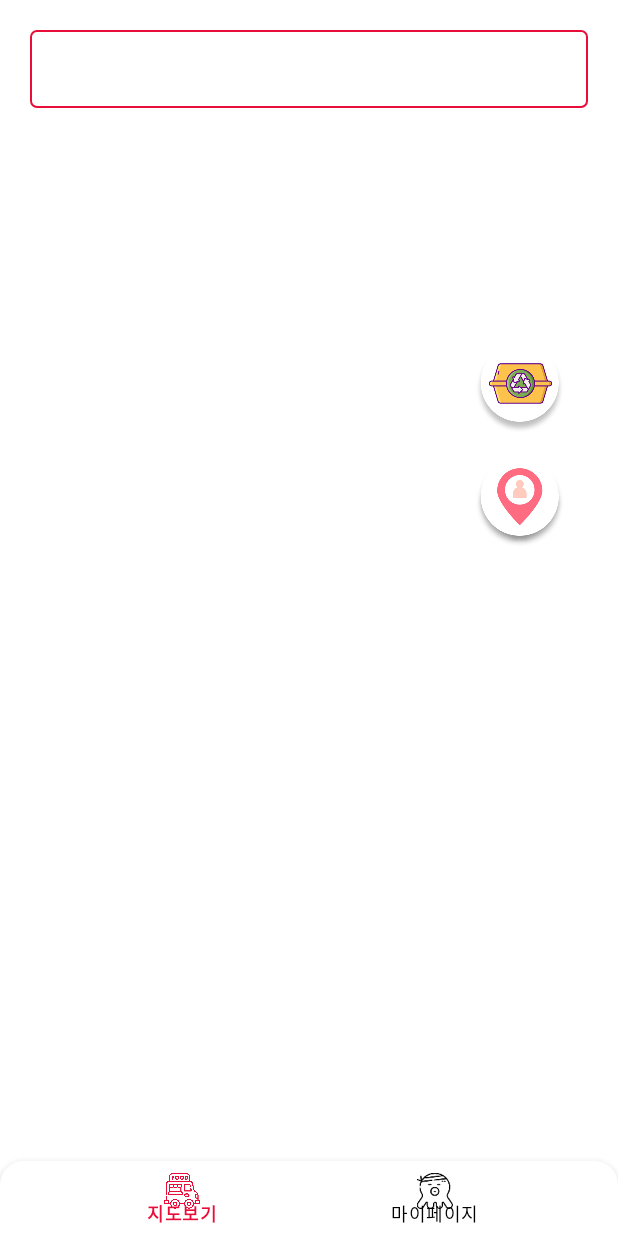
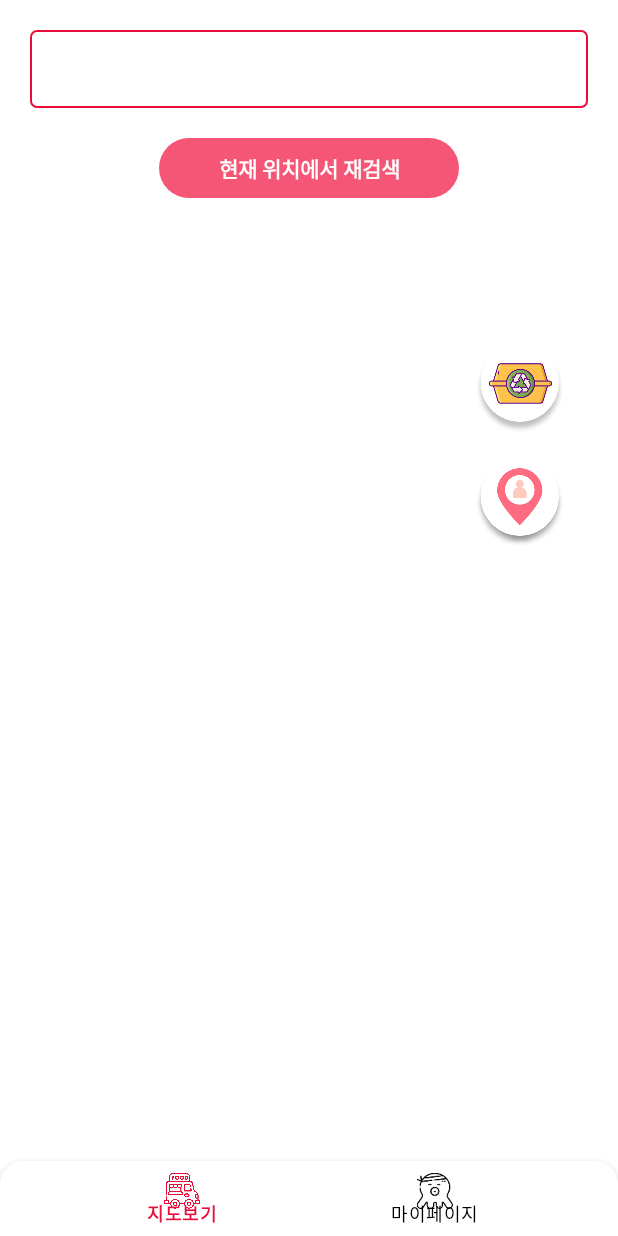
Before and after one commit to nagosoo/TACOLING, an Android app: the screen it shows after launch (MainActivity), on a phone screen of 412 x 824 dp. Run offline under Robolectric (Android 15) with nearby library versions, the phone set to English and light mode, and no system bars; our stand-ins replace Dagger/Hilt's generated code, paging; libraries missing offline, so code that uses them is left out: com.kakao.sdk, net.daum.mf; 14 statements that could not run were skipped.

Commit message:
mapFragment 진행중

```diff
--- a/app/src/main/java/com/eundmswlji/tacoling/ui/map/MapAdapter.kt
+++ b/app/src/main/java/com/eundmswlji/tacoling/ui/map/MapAdapter.kt
@@ -14,7 +14,7 @@ class MapAdapter(private val clickListener: (x: Double, y: Double, address:Strin
         holder.bind()
         holder.itemView.setOnClickListener {
             val item = getItem(position)!!
-            clickListener(item.roadAddress.x.toDouble(), item.roadAddress.y.toDouble(), item.roadAddress.addressName)
+            clickListener(item.x.toDouble(), item.y.toDouble(), item.addressName)
         }
     }
 
@@ -27,8 +27,8 @@ class MapAdapter(private val clickListener: (x: Double, y: Double, address:Strin
     inner class MyViewHolder(private val binding: ItemJusoBinding) : RecyclerView.ViewHolder(binding.root) {
         fun bind() {
             val item = getItem(absoluteAdapterPosition)
-            binding.tv.isVisible= item?.roadAddress?.addressName.isNullOrEmpty().not()
-            binding.tv.text = item?.roadAddress?.addressName
+            binding.tv.isVisible= item?.addressName.isNullOrEmpty().not()
+            binding.tv.text = item?.addressName
         }
     }
 
--- a/app/src/main/java/com/eundmswlji/tacoling/ui/map/MapFragment.kt
+++ b/app/src/main/java/com/eundmswlji/tacoling/ui/map/MapFragment.kt
@@ -22,6 +22,7 @@ import androidx.lifecycle.lifecycleScope
 import androidx.paging.LoadState
 import androidx.paging.PagingData
 import com.eundmswlji.tacoling.BuildConfig
+import com.eundmswlji.tacoling.MapUtil.getMapPOIItem
 import com.eundmswlji.tacoling.R
 import com.eundmswlji.tacoling.Util
 import com.eundmswlji.tacoling.Util.hideKeyboard
@@ -39,7 +40,7 @@ import net.daum.mf.map.api.MapView
 
 
 @AndroidEntryPoint
-class MapFragment : Fragment(), MapView.MapViewEventListener {
+class MapFragment : Fragment(), MapView.MapViewEventListener, MapView.CurrentLocationEventListener {
     private lateinit var binding: FragmentMapBinding
     private lateinit var locationResultLauncher: ActivityResultLauncher<Array<String>>
     private var job: Job? = null
@@ -57,10 +58,8 @@ class MapFragment : Fragment(), MapView.MapViewEventListener {
 
     override fun onViewCreated(view: View, savedInstanceState: Bundle?) {
         super.onViewCreated(view, savedInstanceState)
-        mapView = MapView(activity)
-        binding.mapViewContainer.addView(mapView)
-        binding.tvJuso.recyclerView.adapter = adapter
         settingMap()
+        setRecyclerView()
         setOnClickListener()
         test()
 
@@ -73,6 +72,10 @@ class MapFragment : Fragment(), MapView.MapViewEventListener {
         }
     }
 
+    private fun setRecyclerView() {
+        binding.tvJuso.recyclerView.adapter = adapter
+    }
+
     private fun test() {
         val mapPOIItem = mutableListOf<MapPOIItem>()
         mapPOIItem.add(getMapPOIItem("ㅌㅅㅌ", 35.86401751026963, 128.6485239265323))
@@ -80,19 +83,13 @@ class MapFragment : Fragment(), MapView.MapViewEventListener {
         mapView.addPOIItems(mapPOIItem.toTypedArray())
     }
 
-    private fun getMapPOIItem(name: String, latitude: Double, longitude: Double): MapPOIItem {
-        return MapPOIItem().apply {
-            this.itemName = name
-            this.mapPoint = MapPoint.mapPointWithGeoCoord(latitude, longitude)
-            this.markerType = MapPOIItem.MarkerType.CustomImage
-            this.customImageResourceId = R.drawable.ic_takoyaki
-            this.isShowDisclosureButtonOnCalloutBalloon = false
-        }
-    }
-
     private fun settingMap() {
+        MapView.setMapTilePersistentCacheEnabled(true)
+        mapView = MapView(activity)
+        binding.mapViewContainer.addView(mapView)
         mapView.setZoomLevel(2, true)
         mapView.setMapViewEventListener(this)
+        mapView.setCurrentLocationEventListener(this)
         mapView.setCustomCurrentLocationMarkerImage(R.drawable.ic_my_location, MapPOIItem.ImageOffset(108, 0))
         mapView.setCustomCurrentLocationMarkerTrackingImage(R.drawable.ic_my_location, MapPOIItem.ImageOffset(108, 0))
     }
@@ -153,6 +150,11 @@ class MapFragment : Fragment(), MapView.MapViewEventListener {
             override fun afterTextChanged(s: Editable?) {
             }
         })
+
+        binding.buttonResearch.setOnClickListener {
+            val centerPoint = mapView.mapCenterPoint
+            getJusoFromGeoCord(centerPoint)
+        }
     }
 
     private fun checkLocationPermission() {
@@ -206,8 +208,11 @@ class MapFragment : Fragment(), MapView.MapViewEventListener {
 
     private fun showMyLocation() {
         mapView.currentLocationTrackingMode = MapView.CurrentLocationTrackingMode.TrackingModeOnWithoutHeading
-        val mapPointGeoCoord = mapView.mapCenterPoint.mapPointGeoCoord
-        val currentMapPoint = MapPoint.mapPointWithGeoCoord(mapPointGeoCoord.latitude, mapPointGeoCoord.longitude)
+    }
+
+    private fun getJusoFromGeoCord(mapPoint: MapPoint?) {
+        mapPoint?.let {
+            val currentMapPoint = MapPoint.mapPointWithGeoCoord(mapPoint.mapPointGeoCoord.latitude, mapPoint.mapPointGeoCoord.longitude)
             MapReverseGeoCoder(BuildConfig.appKey, currentMapPoint, object : MapReverseGeoCoder.ReverseGeoCodingResultListener {
                 override fun onReverseGeoCoderFoundAddress(p0: MapReverseGeoCoder?, address: String) {
                     binding.tvJuso.editText.setText(address)
@@ -219,7 +224,7 @@ class MapFragment : Fragment(), MapView.MapViewEventListener {
                 }
             }, activity).startFindingAddress()
         }
-
+    }
 
     override fun onMapViewInitialized(p0: MapView?) {
     }
@@ -249,6 +254,20 @@ class MapFragment : Fragment(), MapView.MapViewEventListener {
     override fun onMapViewMoveFinished(p0: MapView?, p1: MapPoint?) {
     }
 
+    override fun onCurrentLocationUpdate(p0: MapView?, currentPoint: MapPoint?, p2: Float) {
+        getJusoFromGeoCord(currentPoint)
+    }
+
+    override fun onCurrentLocationDeviceHeadingUpdate(p0: MapView?, p1: Float) {
+    }
+
+    override fun onCurrentLocationUpdateFailed(p0: MapView?) {
+        toast("주소를 찾을 수 없습니다.")
+    }
+
+    override fun onCurrentLocationUpdateCancelled(p0: MapView?) {
+    }
+
     override fun onResume() {
         super.onResume()
         checkGPSOn() //gps 는 항상체크
--- a/app/src/main/res/layout/fragment_map.xml
+++ b/app/src/main/res/layout/fragment_map.xml
@@ -26,6 +26,17 @@
             app:layout_constraintEnd_toEndOf="parent"
             app:layout_constraintStart_toStartOf="parent"
             app:layout_constraintTop_toTopOf="parent" />
+
+        <androidx.appcompat.widget.AppCompatButton
+            android:id="@+id/buttonResearch"
+            android:layout_width="200dp"
+            style="@style/pinkButton25"
+            app:layout_constraintStart_toStartOf="parent"
+            app:layout_constraintEnd_toEndOf="parent"
+            app:layout_constraintTop_toBottomOf="@id/tvJuso"
+            android:layout_marginTop="20dp"
+            android:text="현재 위치에서 재검색"/>
+
 
         <androidx.appcompat.widget.AppCompatTextView
             android:visibility="gone"
--- a/app/src/main/res/values/themes.xml
+++ b/app/src/main/res/values/themes.xml
@@ -43,6 +43,17 @@
         <item name="android:textSize">14sp</item>
     </style>
 
+    <style name="pinkButton25" parent="Widget.AppCompat.Button.Borderless">
+        <item name="elevation">0dp</item>
+        <item name="android:gravity">center</item>
+        <item name="android:layout_height">40dp</item>
+        <item name="android:layout_width">wrap_content</item>
+        <item name="android:background">@drawable/bg_pink_25</item>
+        <item name="android:textColor">@color/white</item>
+        <item name="android:textStyle">bold</item>
+        <item name="android:textSize">14sp</item>
+    </style>
+
     <style name="greyButton" parent="Widget.AppCompat.Button.Borderless">
         <item name="elevation">0dp</item>
         <item name="android:gravity">center</item>
```
Also changed, not shown: app/src/main/java/com/eundmswlji/tacoling/MapUtil.kt (added, +16 -0 lines). Lines whose indentation alone changed are shown as unchanged.
